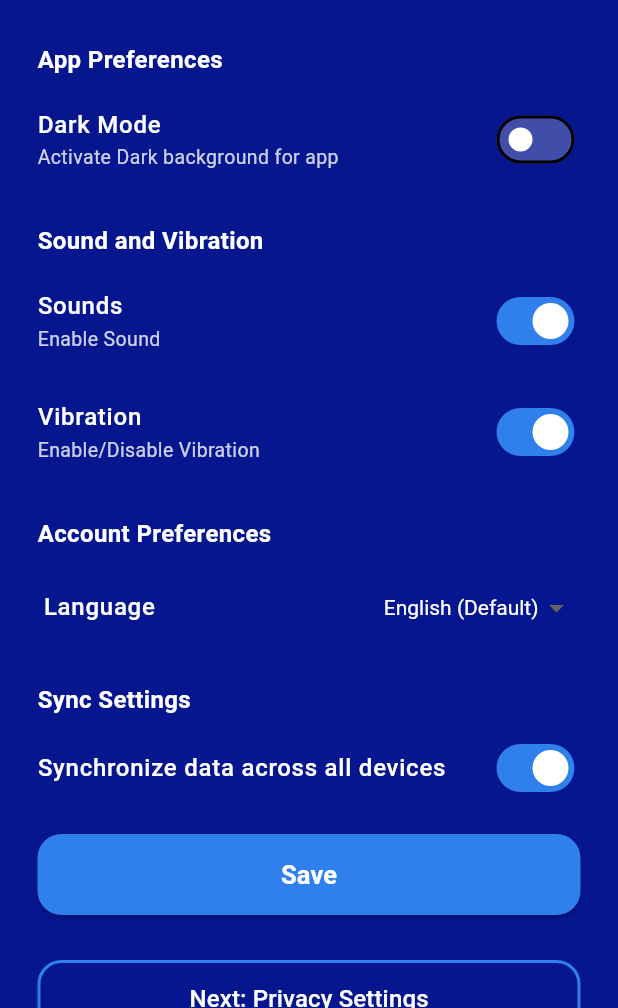
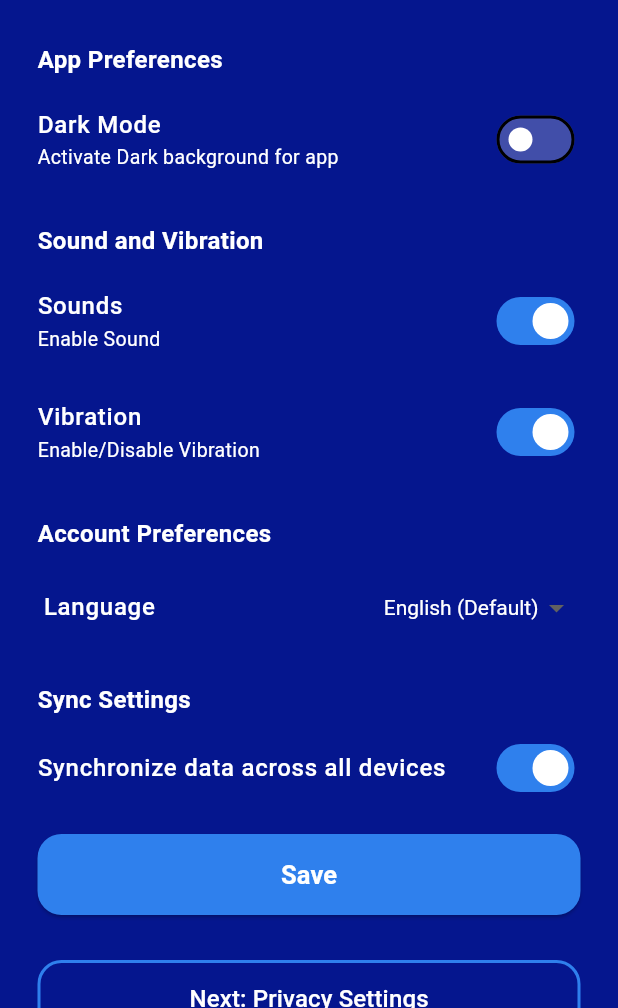
Before and after one commit to danielcyudoncy/task, a Flutter app: the SettingsScreen screen opened by its route, on a phone screen of 412 x 824 dp, the part 228-1236 px from its top. Run offline on Flutter 3.47's test engine with Material 3 defaults, Android fonts, the phone set to English and light mode, and no system bars; our stand-ins replace cloud_firestore, firebase_analytics, firebase_auth, firebase_core, firebase_messaging, firebase_storage and 9 more; accounts and stored records are empty; statements that could not run were skipped.

Commit message:
latest update

```diff
--- a/lib/controllers/admin_controller.dart
+++ b/lib/controllers/admin_controller.dart
@@ -180,8 +180,7 @@ class AdminController extends GetxController {
     userNames.value = userDocs.map((doc) {
       final data = doc.data();
       final fullName = data['fullName']?.toString() ?? "Unknown User";
-      print("User fetched: ${data['fullName']}"); // Debug log
-      return fullName;
+        return fullName;
     }).toList();
 
     // Populate task titles
--- a/lib/controllers/manage_users_controller.dart
+++ b/lib/controllers/manage_users_controller.dart
@@ -1,3 +1,4 @@
+// controllers/manage_users_controller.dart
 import 'package:cloud_firestore/cloud_firestore.dart';
 import 'package:flutter/material.dart';
 import 'package:get/get.dart';
@@ -8,7 +9,7 @@ class ManageUsersController extends GetxController {
   var usersList = <Map<String, dynamic>>[].obs;
   var filteredUsersList = <Map<String, dynamic>>[].obs;
   var tasksList = <Map<String, dynamic>>[].obs;
-  var lastDocument; // For pagination
+  DocumentSnapshot? lastDocument; // For pagination
   var hasMoreUsers = true.obs;
   var isHovered = <bool>[].obs;
   final int usersLimit = 15; // Page size
@@ -77,8 +78,6 @@ class ManageUsersController extends GetxController {
       } else {
         hasMoreUsers.value = false;
       }
-    } catch (e) {
-      print("Error fetching users: $e");
     } finally {
       isLoading.value = false;
     }
@@ -100,8 +99,6 @@ class ManageUsersController extends GetxController {
       } else {
         tasksList.clear();
       }
-    } catch (e) {
-      print("Error fetching tasks: $e");
     } finally {
       isLoading.value = false;
     }
@@ -131,7 +128,6 @@ class ManageUsersController extends GetxController {
       isHovered.assignAll(List.filled(usersList.length, false));
       return true;
     } catch (e) {
-      print("Error deleting user: $e");
       return false;
     }
   }
--- a/lib/controllers/user_controller.dart
+++ b/lib/controllers/user_controller.dart
@@ -48,7 +48,6 @@ class UserController extends GetxController {
       );
     } catch (e) {
       Get.snackbar("Error", "Failed to fetch reporters. Please try again.");
-      print("Error fetching reporters: $e");
     }
   }
 
@@ -73,7 +72,6 @@ class UserController extends GetxController {
       );
     } catch (e) {
       Get.snackbar("Error", "Failed to fetch cameramen. Please try again.");
-      print("Error fetching cameramen: $e");
     }
   }
 
@@ -103,7 +101,6 @@ class UserController extends GetxController {
       }
     } catch (e) {
       Get.snackbar("Error", "Failed to fetch users. Please try again.");
-      print("Error fetching users: $e");
     }
   }
 
--- a/lib/routes/app_routes.dart
+++ b/lib/routes/app_routes.dart
@@ -27,28 +27,28 @@ class AppRoutes {
       page: () => const SplashScreen(),
       binding: GlobalBindings(),
       transition: Transition.fade,
-      transitionDuration: const Duration(milliseconds: 500),
+      transitionDuration: const Duration(milliseconds: 200),
     ),
     GetPage(
       name: "/onboarding",
       page: () => const OnboardingScreen(),
       binding: GlobalBindings(),
       transition: Transition.fade,
-      transitionDuration: const Duration(milliseconds: 400),
+      transitionDuration: const Duration(milliseconds: 200),
     ),
     GetPage(
       name: "/login",
       page: () => LoginScreen(),
       binding: GlobalBindings(),
       transition: Transition.fade,
-      transitionDuration: const Duration(milliseconds: 400),
+      transitionDuration: const Duration(milliseconds: 200),
     ),
     GetPage(
       name: "/signup",
       page: () => SignUpScreen(),
       binding: GlobalBindings(),
       transition: Transition.rightToLeft,
-      transitionDuration: const Duration(milliseconds: 400),
+      transitionDuration: const Duration(milliseconds: 200),
     ),
     // Protected routes
     GetPage(
@@ -57,7 +57,7 @@ class AppRoutes {
       middlewares: [AuthMiddleware(), ProfileCompleteMiddleware()],
       binding: GlobalBindings(),
       transition: Transition.rightToLeft,
-      transitionDuration: const Duration(milliseconds: 400),
+      transitionDuration: const Duration(milliseconds: 200),
     ),
     GetPage(
       name: "/profile-update",
@@ -65,7 +65,7 @@ class AppRoutes {
       middlewares: [AuthMiddleware()],
       binding: GlobalBindings(),
       transition: Transition.rightToLeft,
-      transitionDuration: const Duration(milliseconds: 400),
+      transitionDuration: const Duration(milliseconds: 200),
     ),
     GetPage(
       name: "/admin-dashboard",
@@ -73,7 +73,7 @@ class AppRoutes {
       middlewares: [AuthMiddleware(), ProfileCompleteMiddleware()],
       binding: GlobalBindings(),
       transition: Transition.rightToLeftWithFade,
-      transitionDuration: const Duration(milliseconds: 500),
+      transitionDuration: const Duration(milliseconds: 200),
     ),
     GetPage(
       name: "/profile",
@@ -81,7 +81,7 @@ class AppRoutes {
       middlewares: [AuthMiddleware(), ProfileCompleteMiddleware()],
       binding: GlobalBindings(),
       transition: Transition.rightToLeft,
-      transitionDuration: const Duration(milliseconds: 400),
+      transitionDuration: const Duration(milliseconds: 200),
     ),
     GetPage(
       name: "/settings",
@@ -89,15 +89,15 @@ class AppRoutes {
       middlewares: [AuthMiddleware(), ProfileCompleteMiddleware()],
       binding: GlobalBindings(),
       transition: Transition.rightToLeft,
-      transitionDuration: const Duration(milliseconds: 400),
+      transitionDuration: const Duration(milliseconds: 200),
     ),
     GetPage(
       name: "/all-tasks",
-      page: () => AllTaskScreen(),
+      page: () => const AllTaskScreen(),
       middlewares: [AuthMiddleware(), ProfileCompleteMiddleware()],
       binding: GlobalBindings(),
       transition: Transition.rightToLeft,
-      transitionDuration: const Duration(milliseconds: 400),
+      transitionDuration: const Duration(milliseconds: 200),
     ),
     GetPage(
       name: "/manage-users",
@@ -105,7 +105,7 @@ class AppRoutes {
       middlewares: [AuthMiddleware(), ProfileCompleteMiddleware()],
       binding: GlobalBindings(),
       transition: Transition.rightToLeft,
-      transitionDuration: const Duration(milliseconds: 400),
+      transitionDuration: const Duration(milliseconds: 200),
     ),
     GetPage(
       name: "/tasks",
@@ -113,7 +113,7 @@ class AppRoutes {
       middlewares: [AuthMiddleware(), ProfileCompleteMiddleware()],
       binding: GlobalBindings(),
       transition: Transition.rightToLeft,
-      transitionDuration: const Duration(milliseconds: 400),
+      transitionDuration: const Duration(milliseconds: 200),
     ),
     GetPage(
       name: "/task-assignment",
@@ -121,7 +121,7 @@ class AppRoutes {
       middlewares: [AuthMiddleware(), ProfileCompleteMiddleware()],
       binding: GlobalBindings(),
       transition: Transition.rightToLeft,
-      transitionDuration: const Duration(milliseconds: 400),
+      transitionDuration: const Duration(milliseconds: 200),
     ),
     GetPage(
       name: "/create-task",
@@ -129,7 +129,7 @@ class AppRoutes {
       middlewares: [AuthMiddleware(), ProfileCompleteMiddleware()],
       binding: GlobalBindings(),
       transition: Transition.rightToLeft,
-      transitionDuration: const Duration(milliseconds: 400),
+      transitionDuration: const Duration(milliseconds: 200),
     ),
     GetPage(
       name: "/notifications",
@@ -137,7 +137,7 @@ class AppRoutes {
       middlewares: [AuthMiddleware(), ProfileCompleteMiddleware()],
       binding: GlobalBindings(),
       transition: Transition.rightToLeft,
-      transitionDuration: const Duration(milliseconds: 400),
+      transitionDuration: const Duration(milliseconds: 200),
     ),
   ];
 }
--- a/lib/views/settings_screen.dart
+++ b/lib/views/settings_screen.dart
@@ -149,8 +149,8 @@ class SettingsScreen extends StatelessWidget {
         subtitle: subtitle.isNotEmpty
             ? Text(
                 subtitle,
-                style: TextStyle(
-                    color: Colors.white.withOpacity(0.8),
+                style: const TextStyle(
+                    color: Colors.white,
                     fontSize: 13), // Light-colored subtitle
               )
             : null,
@@ -395,8 +395,8 @@ class SettingsPrivacyScreen extends StatelessWidget {
         subtitle: subtitle.isNotEmpty
             ? Text(
                 subtitle,
-                style: TextStyle(
-                    color: Colors.white.withOpacity(0.8), fontSize: 13),
+                style: const TextStyle(
+                    color: Colors.white, fontSize: 13),
               )
             : null,
         trailing: Switch(
--- a/lib/widgets/header_widget.dart
+++ b/lib/widgets/header_widget.dart
@@ -62,9 +62,9 @@ class HeaderWidget extends StatelessWidget {
           shape: BoxShape.circle,
           color: Colors.white,
           border: Border.all(color: const Color(0xFF0B189B), width: 1.5),
-          boxShadow: [
+          boxShadow: const [
             BoxShadow(
-              color: Colors.blue.withOpacity(0.2),
+              color: Colors.blue,
               blurRadius: 4,
               spreadRadius: 1,
             ),
```
Also changed, not shown: lib/controllers/task_controller.dart (+2 -8 lines), lib/service/fcm_service.dart (+2 -6 lines), lib/views/admin_dashboard_screen.dart (+4 -4 lines), lib/views/onboarding_screen.dart (+5 -5 lines).
